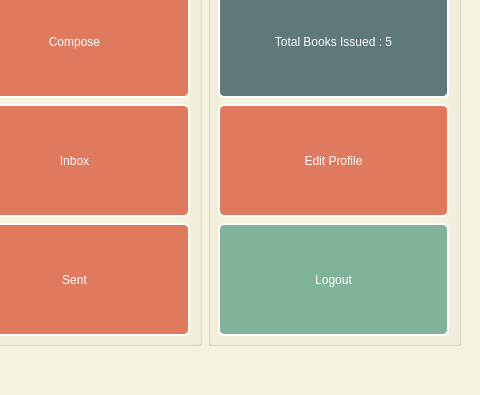
Above: mainwindow_user.ui from kianmajl/Library before the change; both pictures show x 320 to 800 and y 205 to 600 of the 800 by 600 pixel window. Below: the same form after it.
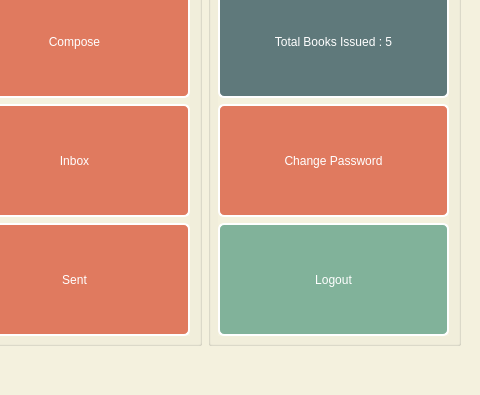
That is the form after the change. Icons and pictures are not drawn.

Diff of the .ui file:
```diff
--- a/mainwindow_user.ui
+++ b/mainwindow_user.ui
@@ -334,7 +334,7 @@
             </sizepolicy>
            </property>
            <property name="text">
-            <string>Edit Profile</string>
+            <string>Change Password</string>
            </property>
           </widget>
          </item>
```
